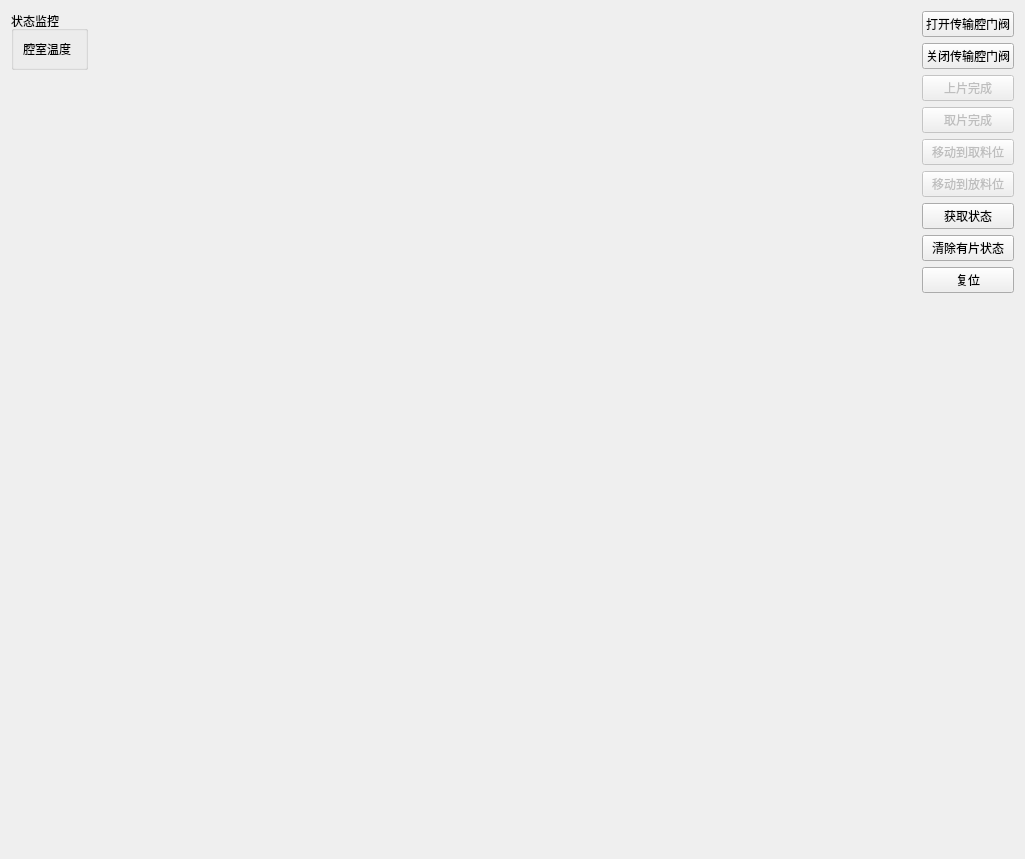
Qt form device/src/PMCavity/fortrend_pm_cavity_subsystem_widget.ui (zhangzhenxi11/HL) before a commit.
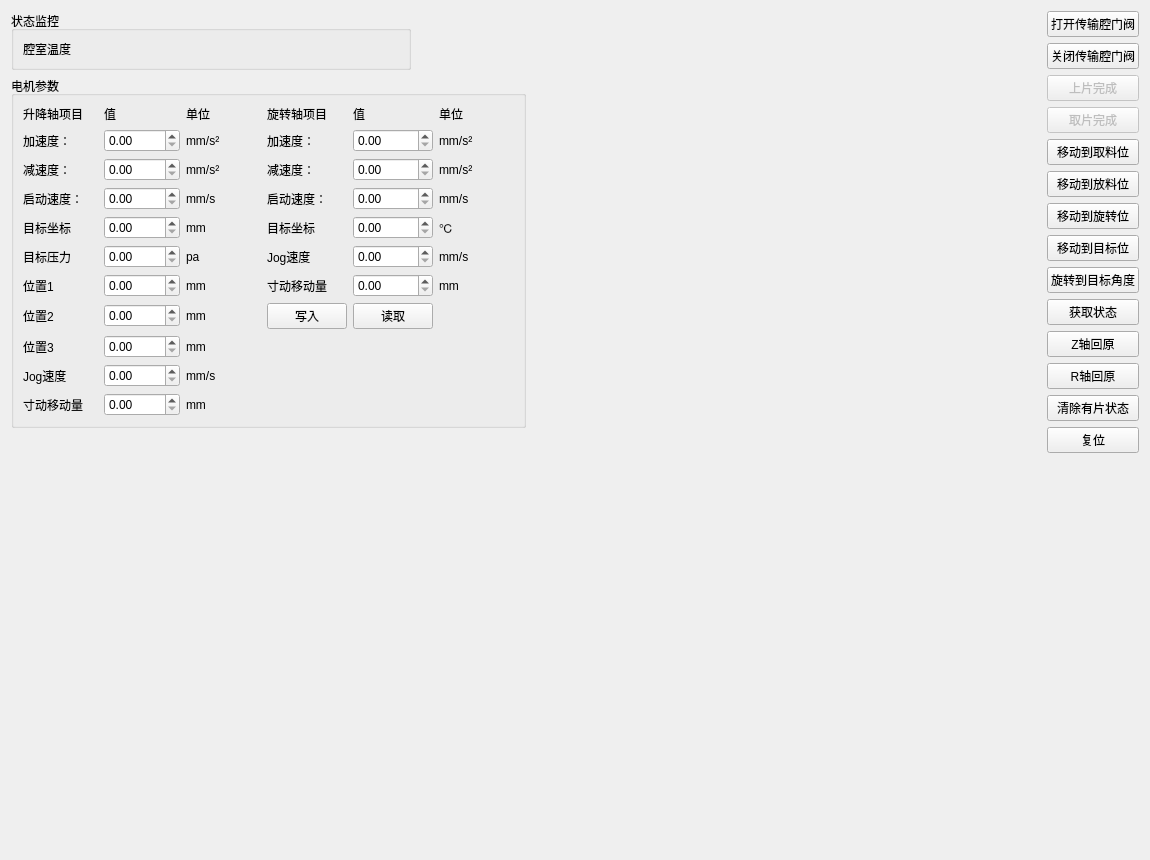
The same form after that commit.

Diff of the .ui file:
```diff
--- a/device/src/PMCavity/fortrend_pm_cavity_subsystem_widget.ui
+++ b/device/src/PMCavity/fortrend_pm_cavity_subsystem_widget.ui
@@ -6,43 +6,476 @@
    <rect>
     <x>0</x>
     <y>0</y>
-    <width>1025</width>
-    <height>859</height>
+    <width>1150</width>
+    <height>860</height>
    </rect>
   </property>
+  <property name="minimumSize">
+   <size>
+    <width>1150</width>
+    <height>860</height>
+   </size>
+  </property>
   <property name="windowTitle">
    <string>Form</string>
   </property>
   <layout class="QHBoxLayout" name="horizontalLayout">
    <item>
-    <layout class="QVBoxLayout" name="verticalLayout_2">
+    <layout class="QVBoxLayout" name="verticalLayout_3">
      <item>
-      <layout class="QVBoxLayout" name="status_layout"/>
+      <layout class="QVBoxLayout" name="verticalLayout">
+       <item>
+        <layout class="QVBoxLayout" name="status_layout"/>
+       </item>
+       <item>
+        <widget class="QGroupBox" name="generate_state_group">
+         <property name="sizePolicy">
+          <sizepolicy hsizetype="MinimumExpanding" vsizetype="Preferred">
+           <horstretch>100</horstretch>
+           <verstretch>100</verstretch>
+          </sizepolicy>
+         </property>
+         <property name="maximumSize">
+          <size>
+           <width>400</width>
+           <height>16777215</height>
+          </size>
+         </property>
+         <property name="title">
+          <string>状态监控</string>
+         </property>
+         <layout class="QGridLayout" name="inputs_layout">
+          <item row="2" column="0">
+           <layout class="QGridLayout" name="gridLayout">
+            <item row="0" column="0">
+             <layout class="QGridLayout" name="operation_state_gridLayout"/>
+            </item>
+            <item row="1" column="0">
+             <widget class="QLabel" name="label_50">
+              <property name="enabled">
+               <bool>true</bool>
+              </property>
+              <property name="text">
+               <string>腔室温度</string>
+              </property>
+             </widget>
+            </item>
+           </layout>
+          </item>
+         </layout>
+        </widget>
+       </item>
+      </layout>
      </item>
      <item>
-      <widget class="QGroupBox" name="generate_state_group">
-       <property name="maximumSize">
-        <size>
-         <width>400</width>
-         <height>16777215</height>
-        </size>
+      <widget class="QGroupBox" name="groupBox">
+       <property name="enabled">
+        <bool>true</bool>
+       </property>
+       <property name="sizePolicy">
+        <sizepolicy hsizetype="MinimumExpanding" vsizetype="Preferred">
+         <horstretch>0</horstretch>
+         <verstretch>0</verstretch>
+        </sizepolicy>
        </property>
        <property name="title">
-        <string>状态监控</string>
+        <string>电机参数</string>
        </property>
-       <layout class="QGridLayout" name="inputs_layout">
-        <item row="2" column="0">
-         <layout class="QGridLayout" name="gridLayout">
+       <layout class="QVBoxLayout" name="verticalLayout_2">
+        <item>
+         <layout class="QGridLayout" name="gridLayout_2">
+          <item row="0" column="3">
+           <widget class="QLabel" name="label_19">
+            <property name="text">
+             <string>旋转轴项目</string>
+            </property>
+           </widget>
+          </item>
+          <item row="1" column="3">
+           <widget class="QLabel" name="label_20">
+            <property name="text">
+             <string>加速度：</string>
+            </property>
+           </widget>
+          </item>
+          <item row="2" column="3">
+           <widget class="QLabel" name="label_21">
+            <property name="text">
+             <string>减速度：</string>
+            </property>
+           </widget>
+          </item>
+          <item row="0" column="4">
+           <widget class="QLabel" name="label_18">
+            <property name="text">
+             <string>值</string>
+            </property>
+           </widget>
+          </item>
+          <item row="0" column="5">
+           <widget class="QLabel" name="label_17">
+            <property name="text">
+             <string>单位</string>
+            </property>
+           </widget>
+          </item>
+          <item row="4" column="3">
+           <widget class="QLabel" name="label_23">
+            <property name="text">
+             <string>目标坐标</string>
+            </property>
+           </widget>
+          </item>
+          <item row="3" column="3">
+           <widget class="QLabel" name="label_22">
+            <property name="text">
+             <string>启动速度：</string>
+            </property>
+           </widget>
+          </item>
+          <item row="5" column="3">
+           <widget class="QLabel" name="label_24">
+            <property name="text">
+             <string>Jog速度</string>
+            </property>
+           </widget>
+          </item>
+          <item row="2" column="4">
+           <widget class="QDoubleSpinBox" name="rotating_axis_dece_dsp">
+            <property name="maximum">
+             <double>999.990000000000009</double>
+            </property>
+           </widget>
+          </item>
+          <item row="1" column="4">
+           <widget class="QDoubleSpinBox" name="rotating_axis_acce_dsp">
+            <property name="maximum">
+             <double>999.990000000000009</double>
+            </property>
+           </widget>
+          </item>
+          <item row="6" column="3">
+           <widget class="QLabel" name="label_25">
+            <property name="text">
+             <string>寸动移动量</string>
+            </property>
+           </widget>
+          </item>
+          <item row="3" column="4">
+           <widget class="QDoubleSpinBox" name="rotating_axis_startup_speed_dsp">
+            <property name="maximum">
+             <double>999.990000000000009</double>
+            </property>
+           </widget>
+          </item>
+          <item row="4" column="4">
+           <widget class="QDoubleSpinBox" name="rotating_axis_target_position_dsp">
+            <property name="maximum">
+             <double>999.990000000000009</double>
+            </property>
+           </widget>
+          </item>
           <item row="0" column="0">
-           <layout class="QGridLayout" name="operation_state_gridLayout"/>
+           <widget class="QLabel" name="label_9">
+            <property name="text">
+             <string>升降轴项目</string>
+            </property>
+           </widget>
+          </item>
+          <item row="5" column="4">
+           <widget class="QDoubleSpinBox" name="rotating_axis_jog_speed_dsp">
+            <property name="maximum">
+             <double>999.990000000000009</double>
+            </property>
+           </widget>
+          </item>
+          <item row="6" column="4">
+           <widget class="QDoubleSpinBox" name="rotating_axis_inch_movement_dsp">
+            <property name="maximum">
+             <double>999.990000000000009</double>
+            </property>
+           </widget>
+          </item>
+          <item row="6" column="0">
+           <widget class="QLabel" name="label_12">
+            <property name="text">
+             <string>位置1</string>
+            </property>
+           </widget>
+          </item>
+          <item row="2" column="1">
+           <widget class="QDoubleSpinBox" name="lifting_axis_dece_dsp">
+            <property name="maximum">
+             <double>999.990000000000009</double>
+            </property>
+           </widget>
+          </item>
+          <item row="3" column="1">
+           <widget class="QDoubleSpinBox" name="lifting_axis_startup_speed_dsp">
+            <property name="maximum">
+             <double>999.990000000000009</double>
+            </property>
+           </widget>
+          </item>
+          <item row="1" column="1">
+           <widget class="QDoubleSpinBox" name="lifting_axis_acce_dsp">
+            <property name="maximum">
+             <double>999.990000000000009</double>
+            </property>
+           </widget>
+          </item>
+          <item row="6" column="1">
+           <widget class="QDoubleSpinBox" name="lifting_axis_target1_position_dsp">
+            <property name="maximum">
+             <double>9999.000000000000000</double>
+            </property>
+            <property name="singleStep">
+             <double>1.000000000000000</double>
+            </property>
+           </widget>
+          </item>
+          <item row="4" column="1">
+           <widget class="QDoubleSpinBox" name="lifting_axis_target_position_dsp">
+            <property name="maximum">
+             <double>9999.000000000000000</double>
+            </property>
+           </widget>
+          </item>
+          <item row="7" column="1">
+           <widget class="QDoubleSpinBox" name="lifting_axis_target2_position_dsp">
+            <property name="maximum">
+             <double>9999.000000000000000</double>
+            </property>
+           </widget>
+          </item>
+          <item row="8" column="1">
+           <widget class="QDoubleSpinBox" name="lifting_axis_target3_position_dsp">
+            <property name="maximum">
+             <double>9999.000000000000000</double>
+            </property>
+           </widget>
+          </item>
+          <item row="2" column="0">
+           <widget class="QLabel" name="label_4">
+            <property name="text">
+             <string>减速度：</string>
+            </property>
+           </widget>
+          </item>
+          <item row="3" column="0">
+           <widget class="QLabel" name="label_6">
+            <property name="text">
+             <string>启动速度：</string>
+            </property>
+           </widget>
+          </item>
+          <item row="9" column="0">
+           <widget class="QLabel" name="label_15">
+            <property name="text">
+             <string>Jog速度</string>
+            </property>
+           </widget>
+          </item>
+          <item row="5" column="1">
+           <widget class="QDoubleSpinBox" name="lifting_axis_target_pressure_dsp">
+            <property name="maximum">
+             <double>9999.989999999999782</double>
+            </property>
+           </widget>
+          </item>
+          <item row="4" column="0">
+           <widget class="QLabel" name="label_10">
+            <property name="text">
+             <string>目标坐标</string>
+            </property>
+           </widget>
+          </item>
+          <item row="10" column="1">
+           <widget class="QDoubleSpinBox" name="lifting_axis_inch_movement_dsp">
+            <property name="maximum">
+             <double>999.990000000000009</double>
+            </property>
+           </widget>
+          </item>
+          <item row="0" column="2">
+           <widget class="QLabel" name="label_7">
+            <property name="text">
+             <string>单位</string>
+            </property>
+           </widget>
+          </item>
+          <item row="0" column="1">
+           <widget class="QLabel" name="label_8">
+            <property name="text">
+             <string>值</string>
+            </property>
+           </widget>
           </item>
           <item row="1" column="0">
-           <widget class="QLabel" name="label_50">
-            <property name="enabled">
-             <bool>true</bool>
+           <widget class="QLabel" name="label_3">
+            <property name="text">
+             <string>加速度：</string>
             </property>
+           </widget>
+          </item>
+          <item row="9" column="1">
+           <widget class="QDoubleSpinBox" name="lifting_axis_jog_speed_dsp">
+            <property name="maximum">
+             <double>999.990000000000009</double>
+            </property>
+           </widget>
+          </item>
+          <item row="8" column="0">
+           <widget class="QLabel" name="label_14">
             <property name="text">
-             <string>腔室温度</string>
+             <string>位置3</string>
+            </property>
+           </widget>
+          </item>
+          <item row="5" column="0">
+           <widget class="QLabel" name="label_11">
+            <property name="text">
+             <string>目标压力</string>
+            </property>
+           </widget>
+          </item>
+          <item row="10" column="0">
+           <widget class="QLabel" name="label_16">
+            <property name="text">
+             <string>寸动移动量</string>
+            </property>
+           </widget>
+          </item>
+          <item row="7" column="0">
+           <widget class="QLabel" name="label_13">
+            <property name="text">
+             <string>位置2</string>
+            </property>
+           </widget>
+          </item>
+          <item row="1" column="2">
+           <widget class="QLabel" name="label">
+            <property name="text">
+             <string>mm/s²</string>
+            </property>
+           </widget>
+          </item>
+          <item row="2" column="2">
+           <widget class="QLabel" name="label_2">
+            <property name="text">
+             <string>mm/s²</string>
+            </property>
+           </widget>
+          </item>
+          <item row="3" column="2">
+           <widget class="QLabel" name="label_5">
+            <property name="text">
+             <string>mm/s</string>
+            </property>
+           </widget>
+          </item>
+          <item row="4" column="2">
+           <widget class="QLabel" name="label_26">
+            <property name="text">
+             <string>mm</string>
+            </property>
+           </widget>
+          </item>
+          <item row="5" column="2">
+           <widget class="QLabel" name="label_27">
+            <property name="text">
+             <string>pa</string>
+            </property>
+           </widget>
+          </item>
+          <item row="6" column="2">
+           <widget class="QLabel" name="label_28">
+            <property name="text">
+             <string>mm</string>
+            </property>
+           </widget>
+          </item>
+          <item row="7" column="2">
+           <widget class="QLabel" name="label_29">
+            <property name="text">
+             <string>mm</string>
+            </property>
+           </widget>
+          </item>
+          <item row="8" column="2">
+           <widget class="QLabel" name="label_30">
+            <property name="text">
+             <string>mm</string>
+            </property>
+           </widget>
+          </item>
+          <item row="9" column="2">
+           <widget class="QLabel" name="label_31">
+            <property name="text">
+             <string>mm/s</string>
+            </property>
+           </widget>
+          </item>
+          <item row="10" column="2">
+           <widget class="QLabel" name="label_32">
+            <property name="text">
+             <string>mm</string>
+            </property>
+           </widget>
+          </item>
+          <item row="1" column="5">
+           <widget class="QLabel" name="label_33">
+            <property name="text">
+             <string>mm/s²</string>
+            </property>
+           </widget>
+          </item>
+          <item row="2" column="5">
+           <widget class="QLabel" name="label_34">
+            <property name="text">
+             <string>mm/s²</string>
+            </property>
+           </widget>
+          </item>
+          <item row="3" column="5">
+           <widget class="QLabel" name="label_35">
+            <property name="text">
+             <string>mm/s</string>
+            </property>
+           </widget>
+          </item>
+          <item row="4" column="5">
+           <widget class="QLabel" name="label_36">
+            <property name="text">
+             <string>℃</string>
+            </property>
+           </widget>
+          </item>
+          <item row="5" column="5">
+           <widget class="QLabel" name="label_37">
+            <property name="text">
+             <string>mm/s</string>
+            </property>
+           </widget>
+          </item>
+          <item row="6" column="5">
+           <widget class="QLabel" name="label_38">
+            <property name="text">
+             <string>mm</string>
+            </property>
+           </widget>
+          </item>
+          <item row="7" column="3">
+           <widget class="QPushButton" name="write_process_parameters_btn">
+            <property name="text">
+             <string>写入</string>
+            </property>
+           </widget>
+          </item>
+          <item row="7" column="4">
+           <widget class="QPushButton" name="read_process_parameters_btn">
+            <property name="text">
+             <string>读取</string>
             </property>
            </widget>
           </item>
@@ -73,8 +506,8 @@
      </property>
      <property name="sizeHint" stdset="0">
       <size>
-       <width>200</width>
-       <height>20</height>
+       <width>100</width>
+       <height>18</height>
       </size>
      </property>
     </spacer>
@@ -157,7 +590,7 @@
      <item>
       <widget class="QPushButton" name="to_get_btn">
        <property name="enabled">
-        <bool>false</bool>
+        <bool>true</bool>
        </property>
        <property name="minimumSize">
         <size>
@@ -173,7 +606,7 @@
      <item>
       <widget class="QPushButton" name="to_put_btn">
        <property name="enabled">
-        <bool>false</bool>
+        <bool>true</bool>
        </property>
        <property name="minimumSize">
         <size>
@@ -186,6 +619,27 @@
        </property>
       </widget>
      </item>
+     <item>
+      <widget class="QPushButton" name="to_rotating_btn">
+       <property name="text">
+        <string>移动到旋转位</string>
+       </property>
+      </widget>
+     </item>
+     <item>
+      <widget class="QPushButton" name="to_target_pos_btn">
+       <property name="text">
+        <string>移动到目标位</string>
+       </property>
+      </widget>
+     </item>
+     <item>
+      <widget class="QPushButton" name="to_rotating_degree_btn">
+       <property name="text">
+        <string>旋转到目标角度</string>
+       </property>
+      </widget>
+     </item>
      <item>
       <widget class="QPushButton" name="generate_btn">
        <property name="minimumSize">
@@ -199,6 +653,20 @@
        </property>
       </widget>
      </item>
+     <item>
+      <widget class="QPushButton" name="lifting_axis_reset_btn">
+       <property name="text">
+        <string>Z轴回原</string>
+       </property>
+      </widget>
+     </item>
+     <item>
+      <widget class="QPushButton" name="rotating_axis_reset_btn">
+       <property name="text">
+        <string>R轴回原</string>
+       </property>
+      </widget>
+     </item>
      <item>
       <widget class="QPushButton" name="clear_pm_state_btn">
        <property name="text">
```
Left out of the diff: 1 changed line with no effect on the pictures.
